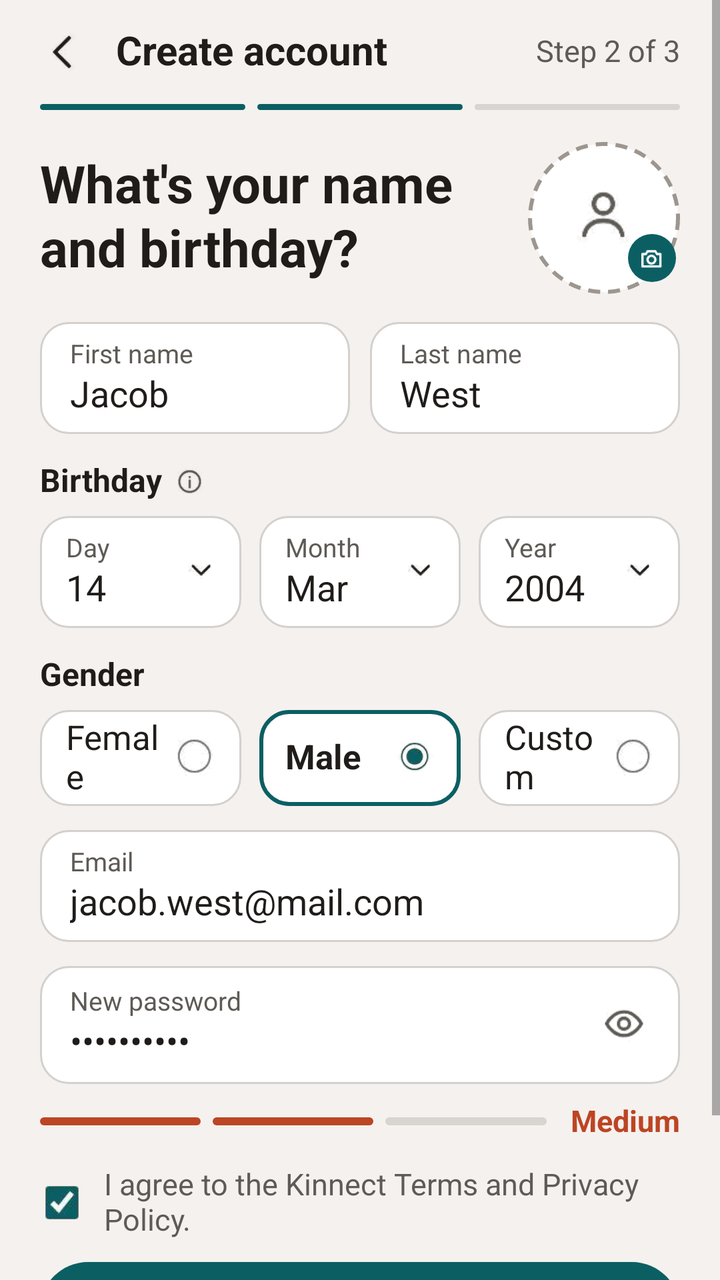
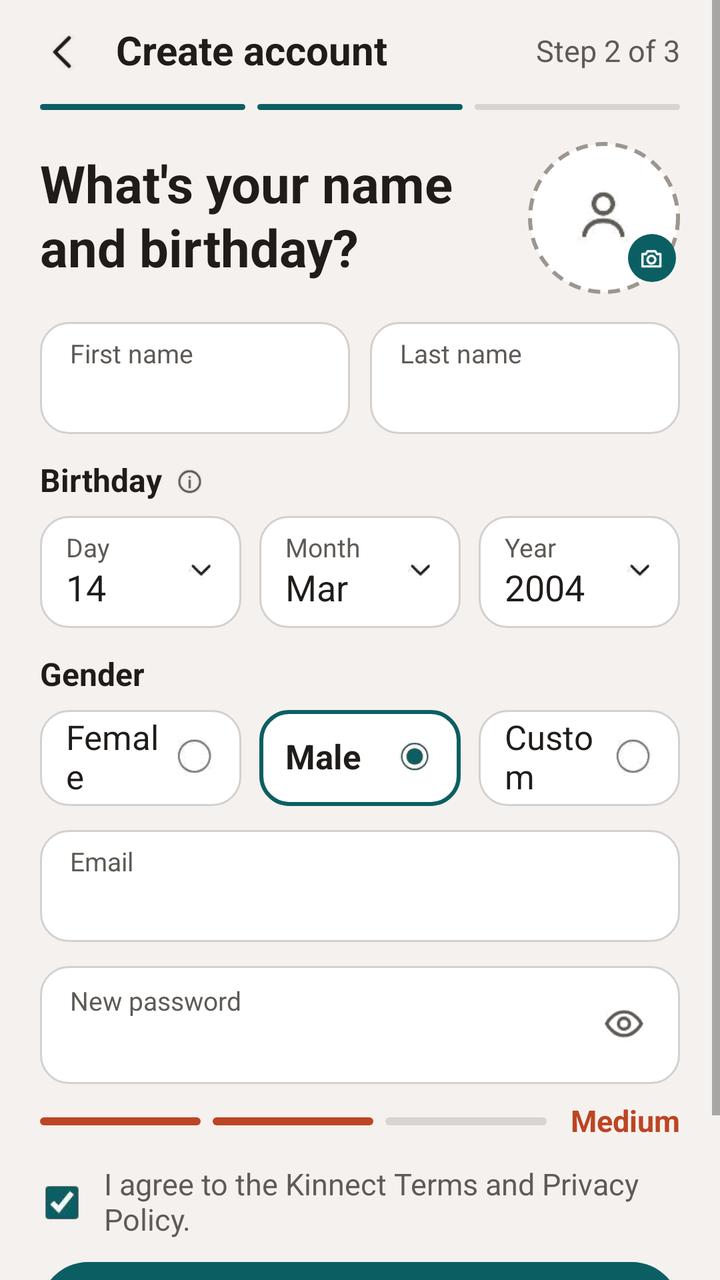

Screens rendered from an Android XML layout before and after an edit, with the pre-edit source and the edit as a unified diff.
<!-- AndroidManifest.xml: application theme Theme.SMDASS1 -->
<!-- res/layout/fragment_create_account.xml -->
<?xml version="1.0" encoding="utf-8"?>
<androidx.constraintlayout.widget.ConstraintLayout xmlns:android="http://schemas.android.com/apk/res/android"
    xmlns:app="http://schemas.android.com/apk/res-auto"
    android:id="@+id/root"
    android:layout_width="match_parent"
    android:layout_height="match_parent"
    android:background="@drawable/bg_app"
    android:fitsSystemWindows="true">

    <ScrollView
        android:layout_width="0dp"
        android:layout_height="0dp"
        android:fillViewport="true"
        app:layout_constraintBottom_toBottomOf="parent"
        app:layout_constraintEnd_toEndOf="parent"
        app:layout_constraintStart_toStartOf="parent"
        app:layout_constraintTop_toTopOf="parent"
        app:layout_constraintWidth_max="@dimen/content_max_width_narrow">

        <LinearLayout
            android:layout_width="match_parent"
            android:layout_height="wrap_content"
            android:orientation="vertical"
            android:paddingStart="20dp"
            android:paddingTop="12dp"
            android:paddingEnd="20dp"
            android:paddingBottom="24dp">

            
            <LinearLayout
                android:layout_width="match_parent"
                android:layout_height="28dp"
                android:gravity="center_vertical"
                android:orientation="horizontal">

                <ImageView
                    android:id="@+id/btnBack"
                    android:layout_width="24dp"
                    android:layout_height="24dp"
                    android:contentDescription="Back"
                    android:src="@drawable/ic_back"
                    app:tint="@color/text_primary" />

                <TextView
                    style="@style/Kin.Text.Heading"
                    android:layout_width="0dp"
                    android:layout_height="wrap_content"
                    android:layout_marginStart="14dp"
                    android:layout_weight="1"
                    android:text="Create account" />

                <TextView
                    style="@style/Kin.Text.Secondary"
                    android:layout_width="wrap_content"
                    android:layout_height="wrap_content"
                    android:text="Step 2 of 3"
                    android:textSize="15sp" />
            </LinearLayout>

            
            <LinearLayout
                android:layout_width="match_parent"
                android:layout_height="3dp"
                android:layout_marginTop="12dp"
                android:orientation="horizontal">

                <View
                    android:layout_width="0dp"
                    android:layout_height="match_parent"
                    android:layout_weight="1"
                    android:background="@drawable/bg_pill"
                    android:backgroundTint="@color/teal" />

                <View
                    android:layout_width="0dp"
                    android:layout_height="match_parent"
                    android:layout_marginStart="6dp"
                    android:layout_weight="1"
                    android:background="@drawable/bg_pill"
                    android:backgroundTint="@color/teal" />

                <View
                    android:layout_width="0dp"
                    android:layout_height="match_parent"
                    android:layout_marginStart="6dp"
                    android:layout_weight="1"
                    android:background="@drawable/bg_pill"
                    android:backgroundTint="@color/strength_empty" />
            </LinearLayout>

            
            <LinearLayout
                android:layout_width="match_parent"
                android:layout_height="wrap_content"
                android:layout_marginTop="16dp"
                android:gravity="center_vertical"
                android:orientation="horizontal">

                <TextView
                    style="@style/Kin.Text"
                    android:layout_width="0dp"
                    android:layout_height="wrap_content"
                    android:layout_weight="1"
                    android:lineSpacingMultiplier="1.05"
                    android:text="What's your name and birthday?"
                    android:textSize="26sp"
                    android:textStyle="bold" />

                <RelativeLayout
                    android:layout_width="76dp"
                    android:layout_height="76dp"
                    android:layout_marginStart="12dp">

                    <ImageView
                        android:layout_width="76dp"
                        android:layout_height="76dp"
                        android:background="@drawable/bg_ring_dashed"
                        android:contentDescription="Add profile photo"
                        android:padding="22dp"
                        android:src="@drawable/ic_user"
                        app:tint="@color/text_secondary" />

                    <ImageView
                        android:layout_width="24dp"
                        android:layout_height="24dp"
                        android:layout_alignParentEnd="true"
                        android:layout_alignParentBottom="true"
                        android:layout_marginEnd="2dp"
                        android:layout_marginBottom="6dp"
                        android:background="@drawable/bg_circle"
                        android:backgroundTint="@color/teal"
                        android:padding="5dp"
                        android:src="@drawable/ic_camera"
                        app:tint="@color/white" />
                </RelativeLayout>
            </LinearLayout>

            
            <LinearLayout
                android:layout_width="match_parent"
                android:layout_height="56dp"
                android:layout_marginTop="14dp"
                android:orientation="horizontal">

                <LinearLayout
                    android:layout_width="0dp"
                    android:layout_height="match_parent"
                    android:layout_weight="1"
                    android:background="@drawable/bg_input"
                    android:gravity="center_vertical"
                    android:orientation="vertical"
                    android:paddingStart="15dp"
                    android:paddingEnd="10dp">

                    <TextView
                        style="@style/Kin.FieldLabel"
                        android:layout_width="wrap_content"
                        android:layout_height="wrap_content"
                        android:text="First name" />

                    <EditText
                        style="@style/Kin.Input"
                        android:layout_width="match_parent"
                        android:layout_height="wrap_content"
                        android:layout_marginTop="2dp"
                        android:autofillHints="givenName"
                        android:inputType="textPersonName"
                        android:text="Jacob" />
                </LinearLayout>

                <LinearLayout
                    android:layout_width="0dp"
                    android:layout_height="match_parent"
                    android:layout_marginStart="10dp"
                    android:layout_weight="1"
                    android:background="@drawable/bg_input"
                    android:gravity="center_vertical"
                    android:orientation="vertical"
                    android:paddingStart="15dp"
                    android:paddingEnd="10dp">

                    <TextView
                        style="@style/Kin.FieldLabel"
                        android:layout_width="wrap_content"
                        android:layout_height="wrap_content"
                        android:text="Last name" />

                    <EditText
                        style="@style/Kin.Input"
                        android:layout_width="match_parent"
                        android:layout_height="wrap_content"
                        android:layout_marginTop="2dp"
                        android:autofillHints="familyName"
                        android:inputType="textPersonName"
                        android:text="West" />
                </LinearLayout>
            </LinearLayout>

            
            <LinearLayout
                android:layout_width="wrap_content"
                android:layout_height="wrap_content"
                android:layout_marginTop="14dp"
                android:gravity="center_vertical"
                android:orientation="horizontal">

                <TextView
                    style="@style/Kin.Text.Name"
                    android:layout_width="wrap_content"
                    android:layout_height="wrap_content"
                    android:text="Birthday" />

                <ImageView
                    android:layout_width="16dp"
                    android:layout_height="16dp"
                    android:layout_marginStart="6dp"
                    android:src="@drawable/ic_info"
                    app:tint="@color/text_secondary" />
            </LinearLayout>

            <LinearLayout
                android:layout_width="match_parent"
                android:layout_height="56dp"
                android:layout_marginTop="8dp"
                android:orientation="horizontal">

                <LinearLayout
                    android:layout_width="0dp"
                    android:layout_height="match_parent"
                    android:layout_weight="1"
                    android:background="@drawable/bg_input"
                    android:gravity="center_vertical"
                    android:orientation="horizontal"
                    android:paddingStart="13dp"
                    android:paddingEnd="10dp">

                    <LinearLayout
                        android:layout_width="0dp"
                        android:layout_height="wrap_content"
                        android:layout_weight="1"
                        android:orientation="vertical">

                        <TextView
                            style="@style/Kin.FieldLabel"
                            android:layout_width="wrap_content"
                            android:layout_height="wrap_content"
                            android:text="Day" />

                        <TextView
                            style="@style/Kin.Text"
                            android:layout_width="wrap_content"
                            android:layout_height="wrap_content"
                            android:layout_marginTop="2dp"
                            android:text="14"
                            android:textSize="18sp" />
                    </LinearLayout>

                    <ImageView
                        android:layout_width="22dp"
                        android:layout_height="22dp"
                        android:src="@drawable/ic_chevron_down"
                        app:tint="@color/text_primary" />
                </LinearLayout>

                <LinearLayout
                    android:layout_width="0dp"
                    android:layout_height="match_parent"
                    android:layout_marginStart="9dp"
                    android:layout_weight="1"
                    android:background="@drawable/bg_input"
                    android:gravity="center_vertical"
                    android:orientation="horizontal"
                    android:paddingStart="13dp"
                    android:paddingEnd="10dp">

                    <LinearLayout
                        android:layout_width="0dp"
                        android:layout_height="wrap_content"
                        android:layout_weight="1"
                        android:orientation="vertical">

                        <TextView
                            style="@style/Kin.FieldLabel"
                            android:layout_width="wrap_content"
                            android:layout_height="wrap_content"
                            android:text="Month" />

                        <TextView
                            style="@style/Kin.Text"
                            android:layout_width="wrap_content"
                            android:layout_height="wrap_content"
                            android:layout_marginTop="2dp"
                            android:text="Mar"
                            android:textSize="18sp" />
                    </LinearLayout>

                    <ImageView
                        android:layout_width="22dp"
                        android:layout_height="22dp"
                        android:src="@drawable/ic_chevron_down"
                        app:tint="@color/text_primary" />
                </LinearLayout>

                <LinearLayout
                    android:layout_width="0dp"
                    android:layout_height="match_parent"
                    android:layout_marginStart="9dp"
                    android:layout_weight="1"
                    android:background="@drawable/bg_input"
                    android:gravity="center_vertical"
                    android:orientation="horizontal"
                    android:paddingStart="13dp"
                    android:paddingEnd="10dp">

                    <LinearLayout
                        android:layout_width="0dp"
                        android:layout_height="wrap_content"
                        android:layout_weight="1"
                        android:orientation="vertical">

                        <TextView
                            style="@style/Kin.FieldLabel"
                            android:layout_width="wrap_content"
                            android:layout_height="wrap_content"
                            android:text="Year" />

                        <TextView
                            style="@style/Kin.Text"
                            android:layout_width="wrap_content"
                            android:layout_height="wrap_content"
                            android:layout_marginTop="2dp"
                            android:text="2004"
                            android:textSize="18sp" />
                    </LinearLayout>

                    <ImageView
                        android:layout_width="22dp"
                        android:layout_height="22dp"
                        android:src="@drawable/ic_chevron_down"
                        app:tint="@color/text_primary" />
                </LinearLayout>
            </LinearLayout>

            
            <TextView
                style="@style/Kin.Text.Name"
                android:layout_width="wrap_content"
                android:layout_height="wrap_content"
                android:layout_marginTop="14dp"
                android:text="Gender" />

            <LinearLayout
                android:layout_width="match_parent"
                android:layout_height="48dp"
                android:layout_marginTop="8dp"
                android:orientation="horizontal">

                <LinearLayout
                    android:layout_width="0dp"
                    android:layout_height="match_parent"
                    android:layout_weight="1"
                    android:background="@drawable/bg_input"
                    android:gravity="center_vertical"
                    android:orientation="horizontal"
                    android:paddingStart="13dp"
                    android:paddingEnd="12dp">

                    <TextView
                        style="@style/Kin.Text"
                        android:layout_width="0dp"
                        android:layout_height="wrap_content"
                        android:layout_weight="1"
                        android:text="Female"
                        android:textSize="17sp" />

                    <ImageView
                        android:layout_width="22dp"
                        android:layout_height="22dp"
                        android:src="@drawable/ic_radio_off" />
                </LinearLayout>

                <LinearLayout
                    android:layout_width="0dp"
                    android:layout_height="match_parent"
                    android:layout_marginStart="9dp"
                    android:layout_weight="1"
                    android:background="@drawable/bg_input_selected"
                    android:gravity="center_vertical"
                    android:orientation="horizontal"
                    android:paddingStart="13dp"
                    android:paddingEnd="12dp">

                    <TextView
                        style="@style/Kin.Text.Name"
                        android:layout_width="0dp"
                        android:layout_height="wrap_content"
                        android:layout_weight="1"
                        android:text="Male"
                        android:textSize="17sp" />

                    <ImageView
                        android:layout_width="22dp"
                        android:layout_height="22dp"
                        android:src="@drawable/ic_radio_on" />
                </LinearLayout>

                <LinearLayout
                    android:layout_width="0dp"
                    android:layout_height="match_parent"
                    android:layout_marginStart="9dp"
                    android:layout_weight="1"
                    android:background="@drawable/bg_input"
                    android:gravity="center_vertical"
                    android:orientation="horizontal"
                    android:paddingStart="13dp"
                    android:paddingEnd="12dp">

                    <TextView
                        style="@style/Kin.Text"
                        android:layout_width="0dp"
                        android:layout_height="wrap_content"
                        android:layout_weight="1"
                        android:text="Custom"
                        android:textSize="17sp" />

                    <ImageView
                        android:layout_width="22dp"
                        android:layout_height="22dp"
                        android:src="@drawable/ic_radio_off" />
                </LinearLayout>
            </LinearLayout>

            
            <LinearLayout
                android:layout_width="match_parent"
                android:layout_height="56dp"
                android:layout_marginTop="12dp"
                android:background="@drawable/bg_input"
                android:gravity="center_vertical"
                android:orientation="vertical"
                android:paddingStart="15dp"
                android:paddingEnd="15dp">

                <TextView
                    style="@style/Kin.FieldLabel"
                    android:layout_width="wrap_content"
                    android:layout_height="wrap_content"
                    android:text="Email" />

                <EditText
                    style="@style/Kin.Input"
                    android:layout_width="match_parent"
                    android:layout_height="wrap_content"
                    android:layout_marginTop="2dp"
                    android:autofillHints="emailAddress"
                    android:inputType="textEmailAddress"
                    android:text="jacob.west@mail.com" />
            </LinearLayout>

            
            <LinearLayout
                android:layout_width="match_parent"
                android:layout_height="59dp"
                android:layout_marginTop="12dp"
                android:background="@drawable/bg_input"
                android:gravity="center_vertical"
                android:orientation="horizontal"
                android:paddingStart="15dp"
                android:paddingEnd="16dp">

                <LinearLayout
                    android:layout_width="0dp"
                    android:layout_height="wrap_content"
                    android:layout_weight="1"
                    android:orientation="vertical">

                    <TextView
                        style="@style/Kin.FieldLabel"
                        android:layout_width="wrap_content"
                        android:layout_height="wrap_content"
                        android:text="New password" />

                    <EditText
                        style="@style/Kin.Input"
                        android:layout_width="match_parent"
                        android:layout_height="wrap_content"
                        android:layout_marginTop="2dp"
                        android:autofillHints="newPassword"
                        android:inputType="textPassword"
                        android:text="kinnect123" />
                </LinearLayout>

                <ImageView
                    android:layout_width="24dp"
                    android:layout_height="24dp"
                    android:contentDescription="Show password"
                    android:src="@drawable/ic_eye"
                    app:tint="@color/text_secondary" />
            </LinearLayout>

            
            <LinearLayout
                android:layout_width="match_parent"
                android:layout_height="wrap_content"
                android:layout_marginTop="10dp"
                android:gravity="center_vertical"
                android:orientation="horizontal">

                <View
                    android:layout_width="0dp"
                    android:layout_height="4dp"
                    android:layout_weight="1"
                    android:background="@drawable/bg_pill"
                    android:backgroundTint="@color/rust" />

                <View
                    android:layout_width="0dp"
                    android:layout_height="4dp"
                    android:layout_marginStart="6dp"
                    android:layout_weight="1"
                    android:background="@drawable/bg_pill"
                    android:backgroundTint="@color/rust" />

                <View
                    android:layout_width="0dp"
                    android:layout_height="4dp"
                    android:layout_marginStart="6dp"
                    android:layout_weight="1"
                    android:background="@drawable/bg_pill"
                    android:backgroundTint="@color/strength_empty" />

                <TextView
                    style="@style/Kin.Text.Name"
                    android:layout_width="wrap_content"
                    android:layout_height="wrap_content"
                    android:layout_marginStart="12dp"
                    android:text="Medium"
                    android:textColor="@color/rust"
                    android:textSize="15sp" />
            </LinearLayout>

            
            <LinearLayout
                android:layout_width="match_parent"
                android:layout_height="wrap_content"
                android:layout_marginTop="14dp"
                android:gravity="center_vertical"
                android:orientation="horizontal">

                <ImageView
                    android:layout_width="22dp"
                    android:layout_height="22dp"
                    android:src="@drawable/ic_checkbox_on" />

                <TextView
                    style="@style/Kin.Text.Secondary"
                    android:layout_width="0dp"
                    android:layout_height="wrap_content"
                    android:layout_marginStart="10dp"
                    android:layout_weight="1"
                    android:text="I agree to the Kinnect Terms and Privacy Policy."
                    android:textSize="15sp" />
            </LinearLayout>

            <Button
                android:id="@+id/btnCreateAccount"
                style="@style/Kin.Button"
                android:layout_width="match_parent"
                android:layout_height="48dp"
                android:layout_marginTop="12dp"
                android:text="Create account"
                android:textSize="18sp" />

            <TextView
                android:id="@+id/tvLogIn"
                style="@style/Kin.Text.Secondary"
                android:layout_width="wrap_content"
                android:layout_height="wrap_content"
                android:layout_gravity="center_horizontal"
                android:layout_marginTop="14dp"
                android:text="@string/signup_login_link"
                android:textSize="15sp" />
        </LinearLayout>
    </ScrollView>
</androidx.constraintlayout.widget.ConstraintLayout>
<!-- resources referenced by this layout -->
<resources>
  <color name="rust">#BC4524</color>
  <color name="strength_empty">#D8D4CF</color>
  <color name="teal">#0B5F63</color>
  <color name="text_primary">#1F1C1A</color>
  <color name="text_secondary">#5E5A55</color>
  <color name="white">#FFFFFFFF</color>
  <dimen name="content_max_width_narrow">480dp</dimen>
  <!-- drawable bg_app (drawable) -->
  <?xml version="1.0" encoding="utf-8"?>
  <shape xmlns:android="http://schemas.android.com/apk/res/android" android:shape="rectangle">
      <solid android:color="@color/cream" />
  </shape>
  <!-- drawable bg_circle (drawable) -->
  <?xml version="1.0" encoding="utf-8"?>
  <shape xmlns:android="http://schemas.android.com/apk/res/android" android:shape="oval">
      <solid android:color="@color/white" />
  </shape>
  <!-- drawable bg_input (drawable) -->
  <?xml version="1.0" encoding="utf-8"?>
  <shape xmlns:android="http://schemas.android.com/apk/res/android" android:shape="rectangle">
      <solid android:color="@color/white" />
      <corners android:radius="14dp" />
      <stroke android:width="1dp" android:color="@color/border" />
  </shape>
  <!-- drawable bg_input_selected (drawable) -->
  <?xml version="1.0" encoding="utf-8"?>
  <shape xmlns:android="http://schemas.android.com/apk/res/android" android:shape="rectangle">
      <solid android:color="@color/white" />
      <corners android:radius="14dp" />
      <stroke android:width="2dp" android:color="@color/teal" />
  </shape>
  <!-- drawable bg_pill (drawable) -->
  <?xml version="1.0" encoding="utf-8"?>
  <shape xmlns:android="http://schemas.android.com/apk/res/android" android:shape="rectangle">
      <solid android:color="@color/white" />
      <corners android:radius="100dp" />
  </shape>
  <!-- drawable bg_ring_dashed (drawable) -->
  <?xml version="1.0" encoding="utf-8"?>
  <shape xmlns:android="http://schemas.android.com/apk/res/android" android:shape="oval">
      <solid android:color="@color/white" />
      <stroke android:width="2dp" android:color="#FF9C968F" android:dashWidth="6dp" android:dashGap="4dp" />
  </shape>
  <string name="signup_login_link">Already have an account? <b><font color="#0B5F63">Log in</font></b></string>
  <style name="Kin.FieldLabel">
          <item name="android:textColor">@color/text_secondary</item>
          <item name="android:textSize">13sp</item>
          <item name="android:includeFontPadding">false</item>
      </style>
  <style name="Kin.Input">
          <item name="android:background">@null</item>
          <item name="android:padding">0dp</item>
          <item name="android:textSize">18sp</item>
          <item name="android:textColor">@color/text_primary</item>
          <item name="android:textColorHint">@color/text_hint</item>
          <item name="android:includeFontPadding">false</item>
      </style>
  <style name="Kin.Text">
          <item name="android:textColor">@color/text_primary</item>
          <item name="android:textSize">16sp</item>
          <item name="android:includeFontPadding">false</item>
      </style>
  <style name="Kin.Text.Heading">
          <item name="android:textSize">20sp</item>
          <item name="android:textStyle">bold</item>
      </style>
  <style name="Kin.Text.Name">
          <item name="android:textStyle">bold</item>
      </style>
  <style name="Kin.Text.Secondary">
          <item name="android:textColor">@color/text_secondary</item>
          <item name="android:textSize">14sp</item>
      </style>
  <color name="cream">#F5F1EE</color>
  <color name="border">#D4D0CD</color>
  <!-- drawable bg_button_primary (drawable) -->
  <?xml version="1.0" encoding="utf-8"?>
  <shape xmlns:android="http://schemas.android.com/apk/res/android" android:shape="rectangle">
      <solid android:color="@color/teal" />
      <corners android:radius="100dp" />
  </shape>
  <color name="text_hint">#8A857F</color>
  <!-- unchanged entries left out for length: 12 -->
</resources>

<!-- the commit's change to res/layout/fragment_create_account.xml (unified diff, before → after) -->
@@ -159,13 +159,13 @@
                         android:text="First name" />
 
                     <EditText
+                        android:id="@+id/etFirstName"
                         style="@style/Kin.Input"
                         android:layout_width="match_parent"
                         android:layout_height="wrap_content"
                         android:layout_marginTop="2dp"
                         android:autofillHints="givenName"
-                        android:inputType="textPersonName"
-                        android:text="Jacob" />
+                        android:inputType="textPersonName" />
                 </LinearLayout>
 
                 <LinearLayout
@@ -186,13 +186,13 @@
                         android:text="Last name" />
 
                     <EditText
+                        android:id="@+id/etLastName"
                         style="@style/Kin.Input"
                         android:layout_width="match_parent"
                         android:layout_height="wrap_content"
                         android:layout_marginTop="2dp"
                         android:autofillHints="familyName"
-                        android:inputType="textPersonName"
-                        android:text="West" />
+                        android:inputType="textPersonName" />
                 </LinearLayout>
             </LinearLayout>
 
@@ -448,13 +448,13 @@
                     android:text="Email" />
 
                 <EditText
+                    android:id="@+id/etEmail"
                     style="@style/Kin.Input"
                     android:layout_width="match_parent"
                     android:layout_height="wrap_content"
                     android:layout_marginTop="2dp"
                     android:autofillHints="emailAddress"
-                    android:inputType="textEmailAddress"
-                    android:text="jacob.west@mail.com" />
+                    android:inputType="textEmailAddress" />
             </LinearLayout>
 
             
@@ -481,13 +481,13 @@
                         android:text="New password" />
 
                     <EditText
+                        android:id="@+id/etPassword"
                         style="@style/Kin.Input"
                         android:layout_width="match_parent"
                         android:layout_height="wrap_content"
                         android:layout_marginTop="2dp"
                         android:autofillHints="newPassword"
-                        android:inputType="textPassword"
-                        android:text="kinnect123" />
+                        android:inputType="textPassword" />
                 </LinearLayout>
 
                 <ImageView
